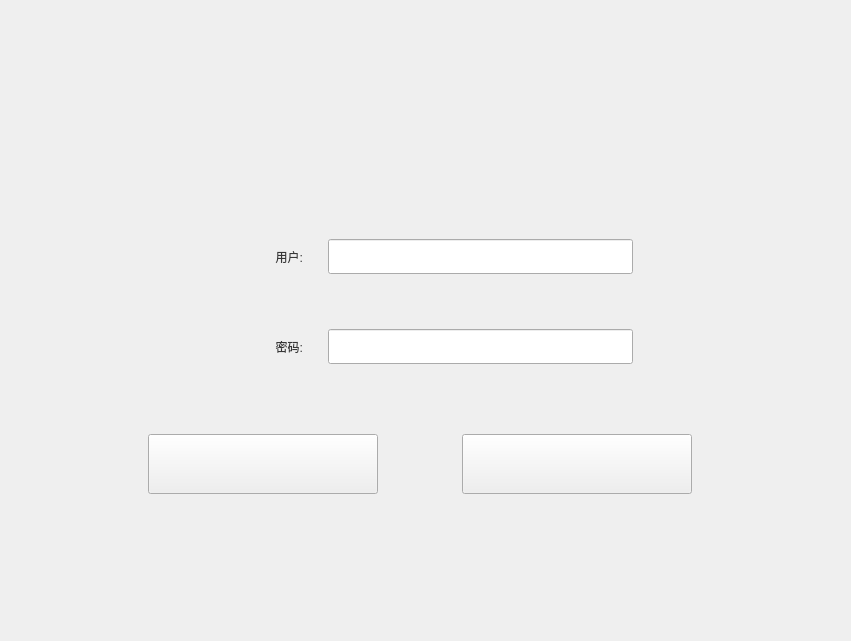
First picture: the form in Qt/ERP/login.ui, repository superp2017/NTERP, before the edit.
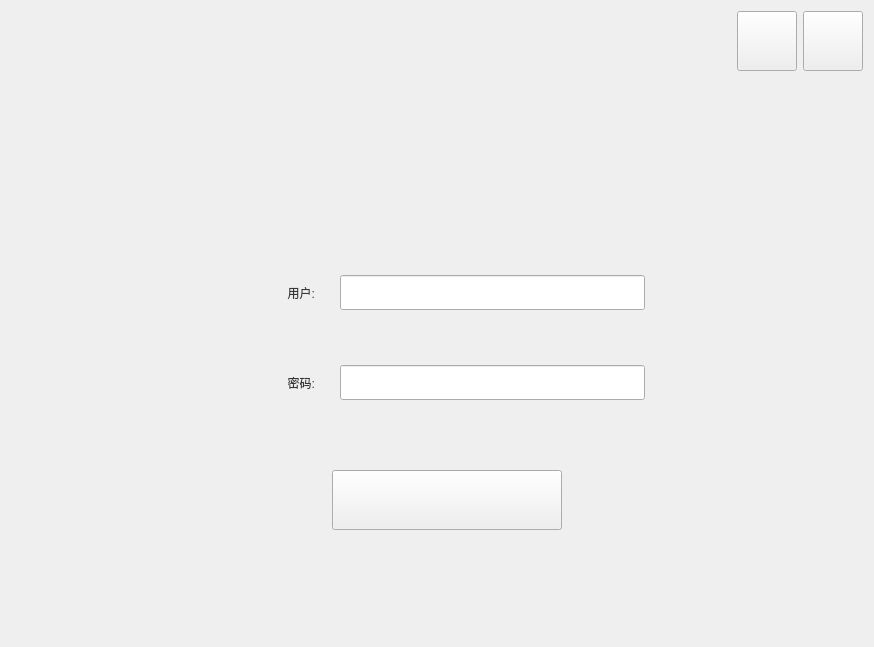
Second picture: the form after the edit. Icons and pictures are not drawn.

The edit to the form file:
```diff
--- a/Qt/ERP/login.ui
+++ b/Qt/ERP/login.ui
@@ -12,15 +12,43 @@
    <rect>
     <x>0</x>
     <y>0</y>
-    <width>851</width>
-    <height>641</height>
+    <width>874</width>
+    <height>647</height>
    </rect>
   </property>
   <property name="windowTitle">
    <string>登录</string>
   </property>
   <layout class="QGridLayout" name="gridLayout_2">
-   <item row="0" column="0">
+   <item row="3" column="0">
+    <spacer name="verticalSpacer">
+     <property name="orientation">
+      <enum>Qt::Vertical</enum>
+     </property>
+     <property name="sizeHint" stdset="0">
+      <size>
+       <width>20</width>
+       <height>40</height>
+      </size>
+     </property>
+    </spacer>
+   </item>
+   <item row="2" column="0">
+    <layout class="QHBoxLayout" name="horizontalLayout_3">
+     <item>
+      <spacer name="horizontalSpacer_7">
+       <property name="orientation">
+        <enum>Qt::Horizontal</enum>
+       </property>
+       <property name="sizeHint" stdset="0">
+        <size>
+         <width>40</width>
+         <height>20</height>
+        </size>
+       </property>
+      </spacer>
+     </item>
+     <item>
     <widget class="QWidget" name="widget_2" native="true">
      <property name="minimumSize">
       <size>
@@ -182,38 +210,6 @@
           </property>
          </spacer>
         </item>
-        <item>
-         <widget class="QPushButton" name="pushButton_exit">
-          <property name="minimumSize">
-           <size>
-            <width>230</width>
-            <height>60</height>
-           </size>
-          </property>
-          <property name="maximumSize">
-           <size>
-            <width>230</width>
-            <height>60</height>
-           </size>
-          </property>
-          <property name="text">
-           <string/>
-          </property>
-         </widget>
-        </item>
-        <item>
-         <spacer name="horizontalSpacer">
-          <property name="orientation">
-           <enum>Qt::Horizontal</enum>
-          </property>
-          <property name="sizeHint" stdset="0">
-           <size>
-            <width>70</width>
-            <height>20</height>
-           </size>
-          </property>
-         </spacer>
-        </item>
         <item>
          <widget class="QPushButton" name="pushButton">
           <property name="minimumSize">
@@ -254,6 +250,92 @@
       </item>
      </layout>
     </widget>
+     </item>
+     <item>
+      <spacer name="horizontalSpacer_8">
+       <property name="orientation">
+        <enum>Qt::Horizontal</enum>
+       </property>
+       <property name="sizeHint" stdset="0">
+        <size>
+         <width>40</width>
+         <height>20</height>
+        </size>
+       </property>
+      </spacer>
+     </item>
+    </layout>
+   </item>
+   <item row="0" column="0">
+    <layout class="QHBoxLayout" name="horizontalLayout_2">
+     <property name="rightMargin">
+      <number>0</number>
+     </property>
+     <item>
+      <spacer name="horizontalSpacer_6">
+       <property name="orientation">
+        <enum>Qt::Horizontal</enum>
+       </property>
+       <property name="sizeHint" stdset="0">
+        <size>
+         <width>40</width>
+         <height>20</height>
+        </size>
+       </property>
+      </spacer>
+     </item>
+     <item>
+      <widget class="QPushButton" name="pushButton_mini">
+       <property name="minimumSize">
+        <size>
+         <width>60</width>
+         <height>60</height>
+        </size>
+       </property>
+       <property name="maximumSize">
+        <size>
+         <width>60</width>
+         <height>60</height>
+        </size>
+       </property>
+       <property name="text">
+        <string/>
+       </property>
+      </widget>
+     </item>
+     <item>
+      <widget class="QPushButton" name="pushButton_exit">
+       <property name="minimumSize">
+        <size>
+         <width>60</width>
+         <height>60</height>
+        </size>
+       </property>
+       <property name="maximumSize">
+        <size>
+         <width>60</width>
+         <height>60</height>
+        </size>
+       </property>
+       <property name="text">
+        <string/>
+       </property>
+      </widget>
+     </item>
+    </layout>
+   </item>
+   <item row="1" column="0">
+    <spacer name="verticalSpacer_2">
+     <property name="orientation">
+      <enum>Qt::Vertical</enum>
+     </property>
+     <property name="sizeHint" stdset="0">
+      <size>
+       <width>20</width>
+       <height>40</height>
+      </size>
+     </property>
+    </spacer>
    </item>
   </layout>
  </widget>
```
Lines whose indentation alone changed are shown as unchanged.
